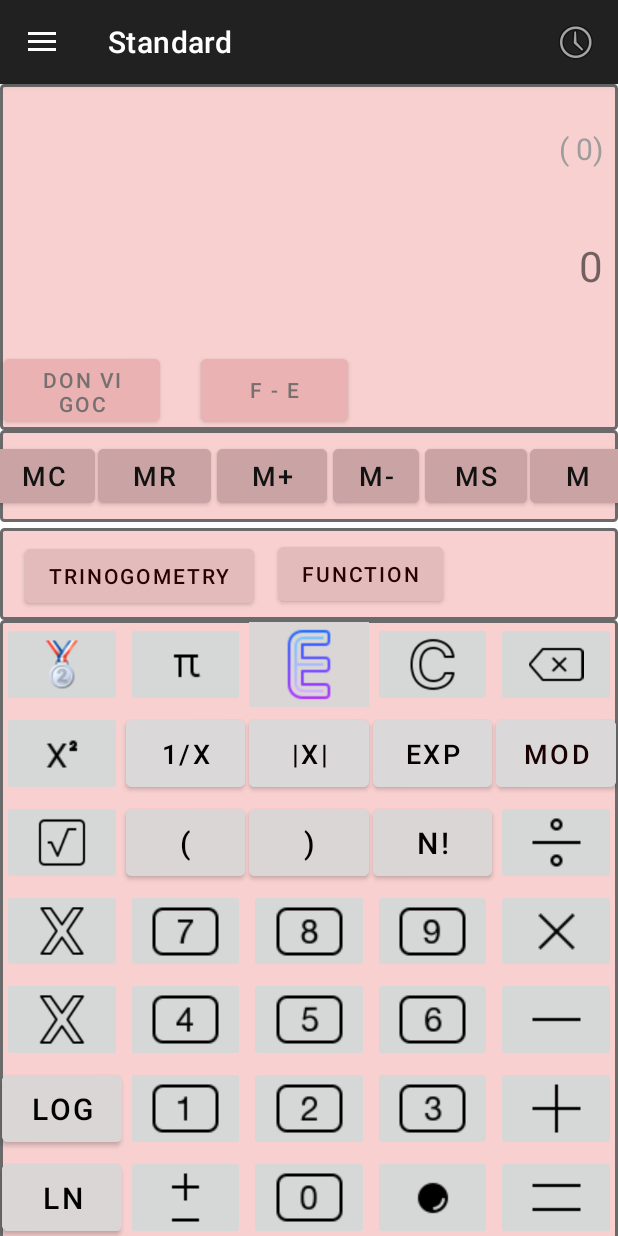
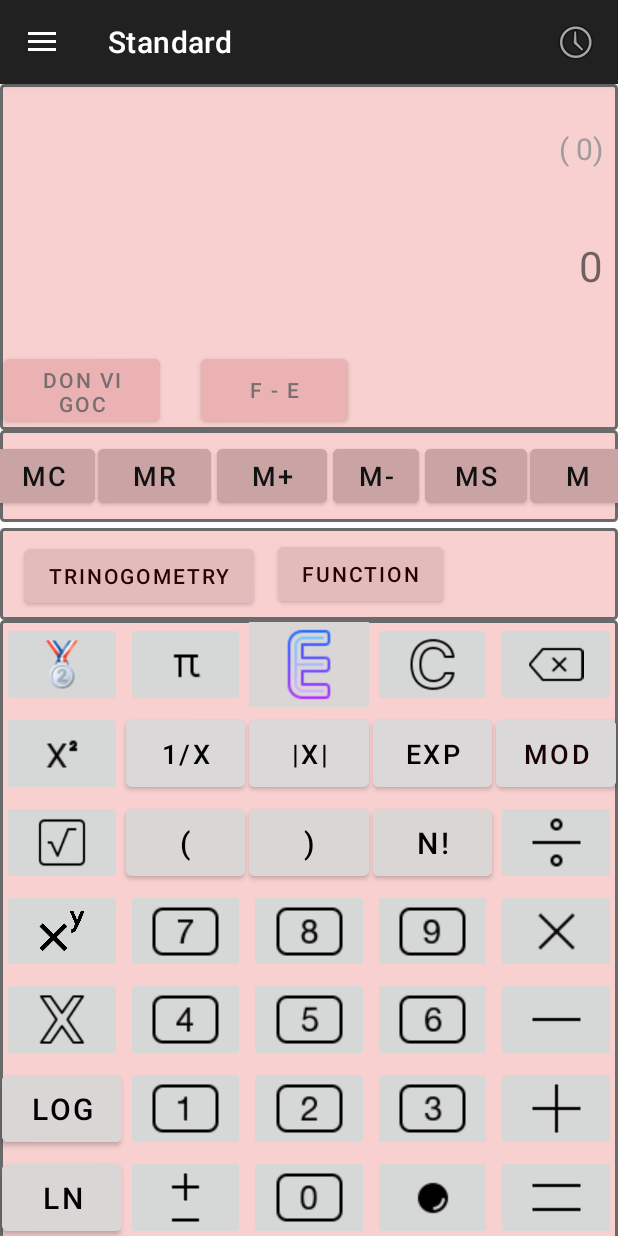
Before and after one commit to tuan194492/Calculator, an Android app: the fragment ScientificFragment placed in its activity, after a tap on an icon or button, on a phone screen of 412 x 824 dp. Run offline under Robolectric (Android 15) with nearby library versions, the phone set to English and light mode, and no system bars; 3 other taps on this screen came first.

Commit message:
THem chuc nang power

```diff
--- a/app/src/main/java/com/example/projecti_20194402/ScientificFragment.java
+++ b/app/src/main/java/com/example/projecti_20194402/ScientificFragment.java
@@ -65,6 +65,7 @@ public class ScientificFragment extends Fragment implements View.OnClickListener
         getView().findViewById(R.id.divBtn).setOnClickListener(this);
         getView().findViewById(R.id.dongNgoac).setOnClickListener(this);
         getView().findViewById(R.id.moNgoac).setOnClickListener(this);
+        getView().findViewById(R.id.exponentBtn).setOnClickListener(this);
         // Đã xong + - * / đóng mở ngoặc với cả số nguyên và số thực
         getView().setOnClickListener(this);
 
@@ -127,6 +128,7 @@ public class ScientificFragment extends Fragment implements View.OnClickListener
                 || v.getId() == R.id.num9
                 || v.getId() == R.id.dotBtn) {
             System.out.println("Press number");
+            if (calculator.getScope() == SCOPE.NGOAC && calculator.getExpression().charAt(calculator.getExpression().length() - 1) == ')' ) return;
             if (calculator.getCurrentNumber().contains(".") && v.getId() == R.id.dotBtn) return;
             if (calculator.getCurrentNumber().contains(".") == false && v.getId() == R.id.num0 && Float.parseFloat(calculator.getCurrentNumber()) == 0.0f) return;
             calculator.appendNumber(v.getContentDescription().toString());
@@ -136,7 +138,8 @@ public class ScientificFragment extends Fragment implements View.OnClickListener
         if (   v.getId() == R.id.addBtn
             || v.getId() == R.id.subBtn
             || v.getId() == R.id.mulBtn
-            || v.getId() == R.id.divBtn) {
+            || v.getId() == R.id.divBtn
+            || v.getId() == R.id.exponentBtn) {
             if (calculator.getScope() == SCOPE.BEFORE_COMPUTE) {
                 calculator.setExpression(calculator.getCurrentNumber());
                 calculator.setOperator(v.getContentDescription().charAt(0));
@@ -225,7 +228,11 @@ public class ScientificFragment extends Fragment implements View.OnClickListener
             }
             if (v.getId() == R.id.dongNgoac) {
                 if (ngoac == 0) return;
-                calculator.setExpression(calculator.getExpression() + calculator.getOperator() + beautifyNumber(calculator.getCurrentNumber() )+ ")");
+                if (calculator.getScope() == SCOPE.NGOAC && calculator.getExpression().charAt(calculator.getExpression().length() - 1) == ')') {
+                    calculator.setExpression(calculator.getExpression() + ")");
+                } else {
+                    calculator.setExpression(calculator.getExpression() + calculator.getOperator() + beautifyNumber(calculator.getCurrentNumber() )+ ")");
+                }
                 calculator.setOperator(' ');
                 expressionTextView.setText(calculator.getExpression());
                 String s = calculator.getExpression();
--- a/app/src/main/res/layout/fragment_scientific.xml
+++ b/app/src/main/res/layout/fragment_scientific.xml
@@ -442,7 +442,7 @@
             android:contentDescription="sqrt"
             android:scaleType="fitCenter"
             android:src="@drawable/root"
-            app:layout_constraintBottom_toTopOf="@+id/xyBtn"
+            app:layout_constraintBottom_toTopOf="@+id/exponentBtn"
             app:layout_constraintEnd_toStartOf="@+id/moNgoac"
             app:layout_constraintHorizontal_bias="0.5"
             app:layout_constraintStart_toStartOf="parent"
@@ -523,16 +523,16 @@
             app:layout_constraintTop_toBottomOf="@+id/modBtn" />
 
         <ImageButton
-            android:id="@+id/xyBtn"
+            android:id="@+id/exponentBtn"
             android:layout_width="0dp"
             android:layout_height="0dp"
             android:layout_marginStart="1dp"
             android:layout_marginTop="1dp"
             android:layout_marginEnd="1dp"
             android:layout_marginBottom="1dp"
-            android:contentDescription="x^y"
+            android:contentDescription="^"
             android:scaleType="fitCenter"
-            android:src="@drawable/onex"
+            android:src="@drawable/exponent"
             app:layout_constraintBottom_toTopOf="@+id/x10btn"
             app:layout_constraintEnd_toStartOf="@+id/num7"
             app:layout_constraintHorizontal_bias="0.5"
@@ -554,7 +554,7 @@
             app:layout_constraintEnd_toStartOf="@+id/num4"
             app:layout_constraintHorizontal_bias="0.5"
             app:layout_constraintStart_toStartOf="parent"
-            app:layout_constraintTop_toBottomOf="@+id/xyBtn" />
+            app:layout_constraintTop_toBottomOf="@+id/exponentBtn" />
 
         <Button
             android:id="@+id/logBtn"
@@ -671,7 +671,7 @@
             app:layout_constraintBottom_toTopOf="@+id/num4"
             app:layout_constraintEnd_toStartOf="@+id/num8"
             app:layout_constraintHorizontal_bias="0.5"
-            app:layout_constraintStart_toEndOf="@+id/xyBtn"
+            app:layout_constraintStart_toEndOf="@+id/exponentBtn"
             app:layout_constraintTop_toBottomOf="@+id/moNgoac" />
 
         <ImageButton
```
Also changed, not shown: app/src/main/java/com/example/projecti_20194402/EvaluateString.java (+7 -1 lines), app/src/main/res/drawable/exponent.png (added).
